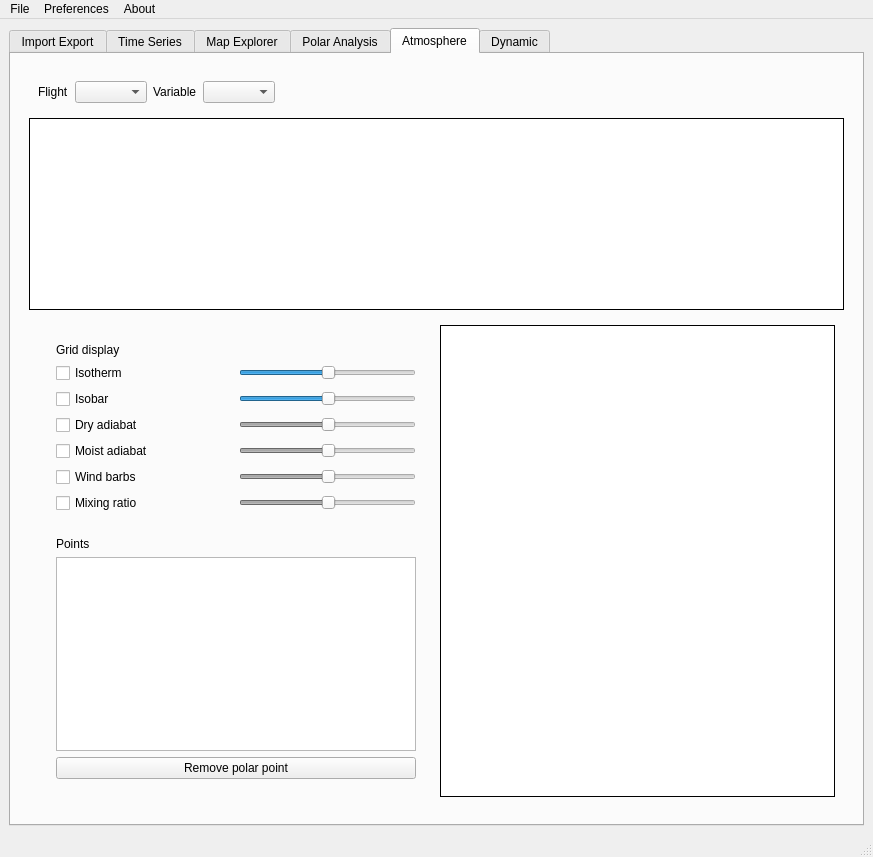
Old version of the form src/gui/mainwindow.ui in the repository TheGoodWeather/Vector-Vario-Analyzer.
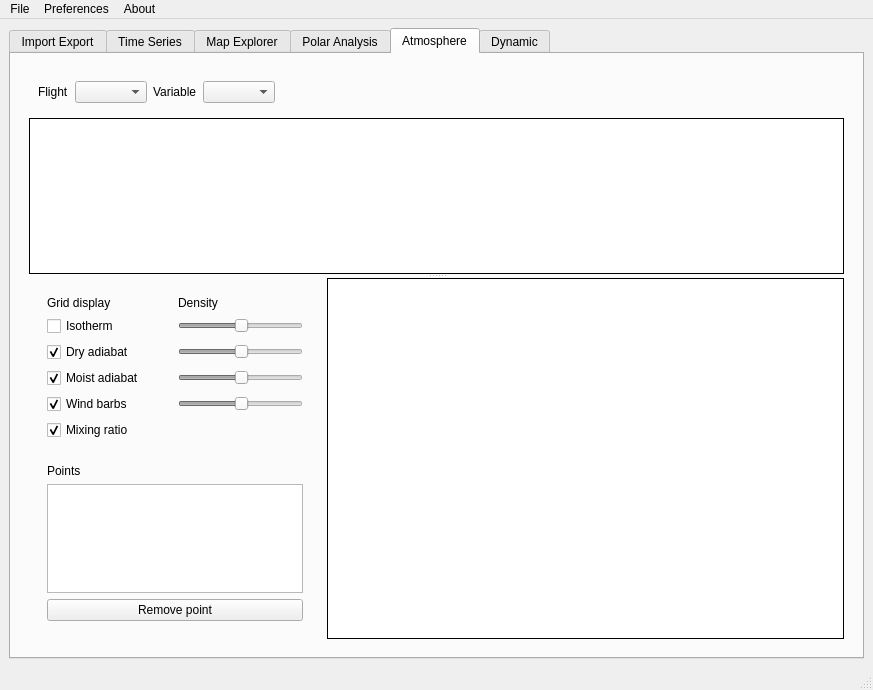
New version of the form. The open tabs and pages were chosen to show the change. Custom widgets are drawn as their Qt base class.

```diff
--- a/src/gui/mainwindow.ui
+++ b/src/gui/mainwindow.ui
@@ -7,7 +7,7 @@
     <x>0</x>
     <y>0</y>
     <width>873</width>
-    <height>857</height>
+    <height>690</height>
    </rect>
   </property>
   <property name="windowTitle">
@@ -21,7 +21,7 @@
     <item>
      <widget class="QTabWidget" name="tabWidget">
       <property name="currentIndex">
-       <number>4</number>
+       <number>0</number>
       </property>
       <widget class="QWidget" name="inexport_tab">
        <attribute name="title">
@@ -31,7 +31,7 @@
         <item>
          <widget class="QWidget" name="drag_and_drop_layout" native="true">
           <property name="sizePolicy">
-           <sizepolicy hsizetype="Minimum" vsizetype="Minimum">
+           <sizepolicy hsizetype="Minimum" vsizetype="Preferred">
             <horstretch>0</horstretch>
             <verstretch>0</verstretch>
            </sizepolicy>
@@ -262,7 +262,7 @@
             <item>
              <widget class="QWidget" name="widget_3" native="true">
               <property name="sizePolicy">
-               <sizepolicy hsizetype="Preferred" vsizetype="MinimumExpanding">
+               <sizepolicy hsizetype="Preferred" vsizetype="Fixed">
                 <horstretch>0</horstretch>
                 <verstretch>0</verstretch>
                </sizepolicy>
@@ -271,7 +271,7 @@
                <item>
                 <widget class="QLabel" name="label_4">
                  <property name="sizePolicy">
-                  <sizepolicy hsizetype="MinimumExpanding" vsizetype="MinimumExpanding">
+                  <sizepolicy hsizetype="MinimumExpanding" vsizetype="Fixed">
                    <horstretch>0</horstretch>
                    <verstretch>0</verstretch>
                   </sizepolicy>
@@ -306,7 +306,7 @@
                <item>
                 <widget class="QLabel" name="label_5">
                  <property name="sizePolicy">
-                  <sizepolicy hsizetype="MinimumExpanding" vsizetype="MinimumExpanding">
+                  <sizepolicy hsizetype="MinimumExpanding" vsizetype="Preferred">
                    <horstretch>0</horstretch>
                    <verstretch>0</verstretch>
                   </sizepolicy>
@@ -337,11 +337,17 @@
             </item>
             <item>
              <widget class="QWidget" name="widget_6" native="true">
+              <property name="sizePolicy">
+               <sizepolicy hsizetype="Preferred" vsizetype="Fixed">
+                <horstretch>0</horstretch>
+                <verstretch>0</verstretch>
+               </sizepolicy>
+              </property>
               <layout class="QHBoxLayout" name="horizontalLayout_8">
                <item>
                 <widget class="QLabel" name="label_7">
                  <property name="sizePolicy">
-                  <sizepolicy hsizetype="Minimum" vsizetype="MinimumExpanding">
+                  <sizepolicy hsizetype="Minimum" vsizetype="Preferred">
                    <horstretch>0</horstretch>
                    <verstretch>0</verstretch>
                   </sizepolicy>
@@ -386,7 +392,7 @@
                <item>
                 <widget class="QLabel" name="label_6">
                  <property name="sizePolicy">
-                  <sizepolicy hsizetype="MinimumExpanding" vsizetype="MinimumExpanding">
+                  <sizepolicy hsizetype="MinimumExpanding" vsizetype="Preferred">
                    <horstretch>0</horstretch>
                    <verstretch>0</verstretch>
                   </sizepolicy>
@@ -459,7 +465,7 @@
           </widget>
           <widget class="QWidget" name="widget_9" native="true">
            <property name="sizePolicy">
-            <sizepolicy hsizetype="Minimum" vsizetype="Minimum">
+            <sizepolicy hsizetype="Minimum" vsizetype="Preferred">
              <horstretch>0</horstretch>
              <verstretch>0</verstretch>
             </sizepolicy>
@@ -468,7 +474,7 @@
             <item>
              <widget class="QWidget" name="widget_table" native="true">
               <property name="sizePolicy">
-               <sizepolicy hsizetype="Minimum" vsizetype="Minimum">
+               <sizepolicy hsizetype="Minimum" vsizetype="Preferred">
                 <horstretch>0</horstretch>
                 <verstretch>0</verstretch>
                </sizepolicy>
@@ -477,7 +483,7 @@
                <item>
                 <widget class="QLabel" name="label_8">
                  <property name="sizePolicy">
-                  <sizepolicy hsizetype="Minimum" vsizetype="Minimum">
+                  <sizepolicy hsizetype="Minimum" vsizetype="Preferred">
                    <horstretch>0</horstretch>
                    <verstretch>0</verstretch>
                   </sizepolicy>
@@ -490,7 +496,7 @@
                <item>
                 <widget class="QTableWidget" name="tableWidget_flights_plot2D">
                  <property name="sizePolicy">
-                  <sizepolicy hsizetype="Minimum" vsizetype="Minimum">
+                  <sizepolicy hsizetype="Minimum" vsizetype="Preferred">
                    <horstretch>0</horstretch>
                    <verstretch>0</verstretch>
                   </sizepolicy>
@@ -503,7 +509,7 @@
             <item>
              <widget class="QWidget" name="widget_10" native="true">
               <property name="sizePolicy">
-               <sizepolicy hsizetype="Minimum" vsizetype="Minimum">
+               <sizepolicy hsizetype="Minimum" vsizetype="Preferred">
                 <horstretch>0</horstretch>
                 <verstretch>0</verstretch>
                </sizepolicy>
@@ -519,7 +525,7 @@
                <item>
                 <widget class="QTableWidget" name="tableWidget_data_point_tab2D">
                  <property name="sizePolicy">
-                  <sizepolicy hsizetype="Minimum" vsizetype="Minimum">
+                  <sizepolicy hsizetype="Minimum" vsizetype="Preferred">
                    <horstretch>0</horstretch>
                    <verstretch>0</verstretch>
                   </sizepolicy>
@@ -532,7 +538,7 @@
             <item>
              <widget class="QWidget" name="widget_21" native="true">
               <property name="sizePolicy">
-               <sizepolicy hsizetype="Minimum" vsizetype="Minimum">
+               <sizepolicy hsizetype="Minimum" vsizetype="Preferred">
                 <horstretch>0</horstretch>
                 <verstretch>0</verstretch>
                </sizepolicy>
@@ -551,7 +557,7 @@
                   <bool>false</bool>
                  </property>
                  <property name="sizePolicy">
-                  <sizepolicy hsizetype="Minimum" vsizetype="Minimum">
+                  <sizepolicy hsizetype="Minimum" vsizetype="Preferred">
                    <horstretch>0</horstretch>
                    <verstretch>0</verstretch>
                   </sizepolicy>
@@ -606,7 +612,7 @@
             <item>
              <widget class="QWidget" name="widget_23" native="true">
               <property name="sizePolicy">
-               <sizepolicy hsizetype="Minimum" vsizetype="Minimum">
+               <sizepolicy hsizetype="Minimum" vsizetype="Preferred">
                 <horstretch>0</horstretch>
                 <verstretch>0</verstretch>
                </sizepolicy>
@@ -687,7 +693,7 @@
             <item>
              <widget class="QWidget" name="widget_11" native="true">
               <property name="sizePolicy">
-               <sizepolicy hsizetype="Minimum" vsizetype="Minimum">
+               <sizepolicy hsizetype="Minimum" vsizetype="Preferred">
                 <horstretch>0</horstretch>
                 <verstretch>0</verstretch>
                </sizepolicy>
@@ -703,7 +709,7 @@
                <item>
                 <widget class="QComboBox" name="comboBox_flight_select_polartab">
                  <property name="sizePolicy">
-                  <sizepolicy hsizetype="Minimum" vsizetype="Minimum">
+                  <sizepolicy hsizetype="Minimum" vsizetype="Preferred">
                    <horstretch>0</horstretch>
                    <verstretch>0</verstretch>
                   </sizepolicy>
@@ -720,7 +726,7 @@
                <item>
                 <widget class="QComboBox" name="comboBox_variable_select_polartab">
                  <property name="sizePolicy">
-                  <sizepolicy hsizetype="Minimum" vsizetype="Minimum">
+                  <sizepolicy hsizetype="Minimum" vsizetype="Preferred">
                    <horstretch>0</horstretch>
                    <verstretch>0</verstretch>
                   </sizepolicy>
@@ -784,7 +790,7 @@
             <item>
              <widget class="QWidget" name="widget_14" native="true">
               <property name="sizePolicy">
-               <sizepolicy hsizetype="Minimum" vsizetype="Minimum">
+               <sizepolicy hsizetype="Minimum" vsizetype="Preferred">
                 <horstretch>0</horstretch>
                 <verstretch>0</verstretch>
                </sizepolicy>
@@ -793,7 +799,7 @@
                <item>
                 <widget class="QTableWidget" name="tableView_polar_points">
                  <property name="sizePolicy">
-                  <sizepolicy hsizetype="Minimum" vsizetype="Minimum">
+                  <sizepolicy hsizetype="Minimum" vsizetype="Preferred">
                    <horstretch>0</horstretch>
                    <verstretch>0</verstretch>
                   </sizepolicy>
@@ -815,7 +821,7 @@
                <item>
                 <widget class="QWidget" name="widget_15" native="true">
                  <property name="sizePolicy">
-                  <sizepolicy hsizetype="Minimum" vsizetype="Fixed">
+                  <sizepolicy hsizetype="Minimum" vsizetype="Preferred">
                    <horstretch>0</horstretch>
                    <verstretch>0</verstretch>
                   </sizepolicy>
@@ -869,7 +875,7 @@
             <item>
              <widget class="QWidget" name="widget_17" native="true">
               <property name="sizePolicy">
-               <sizepolicy hsizetype="Minimum" vsizetype="Minimum">
+               <sizepolicy hsizetype="Minimum" vsizetype="Preferred">
                 <horstretch>0</horstretch>
                 <verstretch>0</verstretch>
                </sizepolicy>
@@ -897,7 +903,7 @@
                      <bool>false</bool>
                     </property>
                     <property name="sizePolicy">
-                     <sizepolicy hsizetype="Minimum" vsizetype="Preferred">
+                     <sizepolicy hsizetype="Minimum" vsizetype="Fixed">
                       <horstretch>0</horstretch>
                       <verstretch>0</verstretch>
                      </sizepolicy>
@@ -919,7 +925,7 @@
                      <item>
                       <widget class="QSlider" name="horizontalSlider_ias_comp">
                        <property name="sizePolicy">
-                        <sizepolicy hsizetype="Minimum" vsizetype="Fixed">
+                        <sizepolicy hsizetype="Minimum" vsizetype="Preferred">
                          <horstretch>0</horstretch>
                          <verstretch>0</verstretch>
                         </sizepolicy>
@@ -951,7 +957,7 @@
                   <bool>false</bool>
                  </property>
                  <property name="sizePolicy">
-                  <sizepolicy hsizetype="Minimum" vsizetype="Minimum">
+                  <sizepolicy hsizetype="Minimum" vsizetype="Preferred">
                    <horstretch>0</horstretch>
                    <verstretch>0</verstretch>
                   </sizepolicy>
@@ -1035,7 +1041,7 @@
                   <bool>false</bool>
                  </property>
                  <property name="sizePolicy">
-                  <sizepolicy hsizetype="Minimum" vsizetype="Minimum">
+                  <sizepolicy hsizetype="Minimum" vsizetype="Preferred">
                    <horstretch>0</horstretch>
                    <verstretch>0</verstretch>
                   </sizepolicy>
@@ -1087,7 +1093,7 @@
             <item>
              <widget class="PlotWidget" name="graph_tabpolar_vxvz">
               <property name="sizePolicy">
-               <sizepolicy hsizetype="Expanding" vsizetype="MinimumExpanding">
+               <sizepolicy hsizetype="Expanding" vsizetype="Preferred">
                 <horstretch>0</horstretch>
                 <verstretch>0</verstretch>
                </sizepolicy>
@@ -1128,11 +1134,11 @@
        <layout class="QVBoxLayout" name="verticalLayout_3">
         <item>
          <widget class="QWidget" name="widget_16" native="true">
-          <layout class="QVBoxLayout" name="verticalLayout_17">
+          <layout class="QVBoxLayout" name="verticalLayout">
            <item>
             <widget class="QWidget" name="widget_18" native="true">
              <property name="sizePolicy">
-              <sizepolicy hsizetype="Minimum" vsizetype="Fixed">
+              <sizepolicy hsizetype="Minimum" vsizetype="Preferred">
                <horstretch>0</horstretch>
                <verstretch>0</verstretch>
               </sizepolicy>
@@ -1141,7 +1147,7 @@
               <item>
                <widget class="QLabel" name="label_16">
                 <property name="sizePolicy">
-                 <sizepolicy hsizetype="Minimum" vsizetype="Fixed">
+                 <sizepolicy hsizetype="Minimum" vsizetype="Preferred">
                   <horstretch>0</horstretch>
                   <verstretch>0</verstretch>
                  </sizepolicy>
@@ -1154,7 +1160,7 @@
               <item>
                <widget class="QComboBox" name="comboBox_flight_select_atmtab">
                 <property name="sizePolicy">
-                 <sizepolicy hsizetype="Minimum" vsizetype="Fixed">
+                 <sizepolicy hsizetype="Minimum" vsizetype="Preferred">
                   <horstretch>0</horstretch>
                   <verstretch>0</verstretch>
                  </sizepolicy>
@@ -1164,7 +1170,7 @@
               <item>
                <widget class="QLabel" name="label_17">
                 <property name="sizePolicy">
-                 <sizepolicy hsizetype="Minimum" vsizetype="Fixed">
+                 <sizepolicy hsizetype="Minimum" vsizetype="Preferred">
                   <horstretch>0</horstretch>
                   <verstretch>0</verstretch>
                  </sizepolicy>
@@ -1177,7 +1183,7 @@
               <item>
                <widget class="QComboBox" name="comboBox_variable_select_atmtab">
                 <property name="sizePolicy">
-                 <sizepolicy hsizetype="Minimum" vsizetype="Fixed">
+                 <sizepolicy hsizetype="Minimum" vsizetype="Preferred">
                   <horstretch>0</horstretch>
                   <verstretch>0</verstretch>
                  </sizepolicy>
@@ -1201,9 +1207,13 @@
             </widget>
            </item>
            <item>
+            <widget class="QSplitter" name="splitter_4">
+             <property name="orientation">
+              <enum>Qt::Vertical</enum>
+             </property>
             <widget class="PlotWidget" name="graph_atmtab_timeserie">
              <property name="sizePolicy">
-              <sizepolicy hsizetype="Minimum" vsizetype="Minimum">
+               <sizepolicy hsizetype="Expanding" vsizetype="Expanding">
                <horstretch>0</horstretch>
                <verstretch>0</verstretch>
               </sizepolicy>
@@ -1230,8 +1240,6 @@
               <bool>true</bool>
              </property>
             </widget>
-           </item>
-           <item>
             <widget class="QWidget" name="widget_13" native="true">
              <layout class="QHBoxLayout" name="horizontalLayout_9">
               <item>
@@ -1246,14 +1254,14 @@
                  <item>
                   <widget class="QWidget" name="widget" native="true">
                    <property name="sizePolicy">
-                    <sizepolicy hsizetype="Minimum" vsizetype="Minimum">
+                     <sizepolicy hsizetype="Minimum" vsizetype="Preferred">
                      <horstretch>0</horstretch>
                      <verstretch>0</verstretch>
                     </sizepolicy>
                    </property>
                    <layout class="QGridLayout" name="gridLayout">
-                    <item row="0" column="0">
-                     <widget class="QLabel" name="label">
+                     <item row="5" column="0">
+                      <widget class="QCheckBox" name="checkBox_windbarbs_atm">
                       <property name="sizePolicy">
                        <sizepolicy hsizetype="Minimum" vsizetype="Preferred">
                         <horstretch>0</horstretch>
@@ -1261,87 +1269,74 @@
                        </sizepolicy>
                       </property>
                       <property name="text">
-                       <string>Grid display</string>
+                        <string>Wind barbs</string>
+                       </property>
+                       <property name="checked">
+                        <bool>true</bool>
                       </property>
                      </widget>
                     </item>
-                    <item row="3" column="0">
-                     <widget class="QCheckBox" name="checkBox_dryadia">
+                     <item row="2" column="0">
+                      <widget class="QCheckBox" name="checkBox_isotherm">
+                       <property name="sizePolicy">
+                        <sizepolicy hsizetype="Minimum" vsizetype="Preferred">
+                         <horstretch>0</horstretch>
+                         <verstretch>0</verstretch>
+                        </sizepolicy>
+                       </property>
                       <property name="text">
-                       <string>Dry adiabat</string>
+                        <string>Isotherm</string>
+                       </property>
+                       <property name="checked">
+                        <bool>false</bool>
                       </property>
                      </widget>
                     </item>
                     <item row="4" column="0">
                      <widget class="QCheckBox" name="checkBox_moist_adia">
+                       <property name="sizePolicy">
+                        <sizepolicy hsizetype="Minimum" vsizetype="Preferred">
+                         <horstretch>0</horstretch>
+                         <verstretch>0</verstretch>
+                        </sizepolicy>
+                       </property>
                       <property name="text">
                        <string>Moist adiabat</string>
                       </property>
+                       <property name="checked">
+                        <bool>true</bool>
+                       </property>
                      </widget>
                     </item>
                     <item row="6" column="0">
                      <widget class="QCheckBox" name="checkBox_mixing_ratio">
+                       <property name="sizePolicy">
+                        <sizepolicy hsizetype="Minimum" vsizetype="Preferred">
+                         <horstretch>0</horstretch>
+                         <verstretch>0</verstretch>
+                        </sizepolicy>
+                       </property>
                       <property name="text">
                        <string>Mixing ratio</string>
                       </property>
-                     </widget>
-                    </item>
-                    <item row="5" column="0">
-                     <widget class="QCheckBox" name="checkBox_windbarbs_atm">
-                      <property name="text">
-                       <string>Wind barbs</string>
-                      </property>
-                     </widget>
-                    </item>
-                    <item row="1" column="0">
-                     <widget class="QCheckBox" name="checkBox_isotherm">
-                      <property name="text">
-                       <string>Isotherm</string>
-                      </property>
                       <property name="checked">
-                       <bool>false</bool>
+                        <bool>true</bool>
                       </property>
                      </widget>
                     </item>
-                    <item row="2" column="0">
-                     <widget class="QCheckBox" name="checkBox_isobar">
-                      <property name="text">
-                       <string>Isobar</string>
-                      </property>
-                      <property name="checked">
-                       <bool>false</bool>
-                      </property>
-                     </widget>
-                    </item>
-                    <item row="1" column="1">
-                     <widget class="QSlider" name="horizontalSlider_isotherm">
+                     <item row="3" column="0">
+                      <widget class="QCheckBox" name="checkBox_dryadia">
                       <property name="sizePolicy">
-                       <sizepolicy hsizetype="Minimum" vsizetype="Fixed">
+                        <sizepolicy hsizetype="Minimum" vsizetype="Preferred">
                         <horstretch>0</horstretch>
                         <verstretch>0</verstretch>
                        </sizepolicy>
                       </property>
-                      <property name="value">
-                       <number>50</number>
-                      </property>
-                      <property name="orientation">
-                       <enum>Qt::Horizontal</enum>
-                      </property>
-                     </widget>
-                    </item>
-                    <item row="2" column="1">
-                     <widget class="QSlider" name="horizontalSlider_isobar">
-                      <property name="sizePolicy">
-                       <sizepolicy hsizetype="Minimum" vsizetype="Fixed">
-                        <horstretch>0</horstretch>
-                        <verstretch>0</verstretch>
-                       </sizepolicy>
-                      </property>
-                      <property name="value">
-                       <number>50</number>
-                      </property>
-                      <property name="orientation">
-                       <enum>Qt::Horizontal</enum>
+                       <property name="text">
+                        <string>Dry adiabat</string>
+                       </property>
+                       <property name="checked">
+                        <bool>true</bool>
                       </property>
                      </widget>
                     </item>
@@ -1351,7 +1346,7 @@
                        <bool>false</bool>
                       </property>
                       <property name="sizePolicy">
-                       <sizepolicy hsizetype="Minimum" vsizetype="Fixed">
+                        <sizepolicy hsizetype="Minimum" vsizetype="Preferred">
                         <horstretch>0</horstretch>
                         <verstretch>0</verstretch>
                        </sizepolicy>
@@ -1370,7 +1365,7 @@
                        <bool>false</bool>
                       </property>
                       <property name="sizePolicy">
-                       <sizepolicy hsizetype="Minimum" vsizetype="Fixed">
+                        <sizepolicy hsizetype="Minimum" vsizetype="Preferred">
                         <horstretch>0</horstretch>
                         <verstretch>0</verstretch>
                        </sizepolicy>
@@ -1389,7 +1384,7 @@
                        <bool>false</bool>
                       </property>
                       <property name="sizePolicy">
-                       <sizepolicy hsizetype="Minimum" vsizetype="Fixed">
+                        <sizepolicy hsizetype="Minimum" vsizetype="Preferred">
                         <horstretch>0</horstretch>
                         <verstretch>0</verstretch>
                        </sizepolicy>
@@ -1402,13 +1397,13 @@
                       </property>
                      </widget>
                     </item>
-                    <item row="6" column="1">
-                     <widget class="QSlider" name="horizontalSlider_mixing">
+                     <item row="2" column="1">
+                      <widget class="QSlider" name="horizontalSlider_isotherm">
                       <property name="enabled">
                        <bool>false</bool>
                       </property>
                       <property name="sizePolicy">
-                       <sizepolicy hsizetype="Minimum" vsizetype="Fixed">
+                        <sizepolicy hsizetype="Minimum" vsizetype="Preferred">
                         <horstretch>0</horstretch>
                         <verstretch>0</verstretch>
                        </sizepolicy>
@@ -1421,13 +1416,33 @@
                       </property>
                      </widget>
                     </item>
+                     <item row="1" column="1">
+                      <widget class="QLabel" name="label_9">
+                       <property name="text">
+                        <string>Density</string>
+                       </property>
+                      </widget>
+                     </item>
+                     <item row="1" column="0">
+                      <widget class="QLabel" name="label">
+                       <property name="sizePolicy">
+                        <sizepolicy hsizetype="Minimum" vsizetype="Preferred">
+                         <horstretch>0</horstretch>
+                         <verstretch>0</verstretch>
+                        </sizepolicy>
+                       </property>
+                       <property name="text">
+                        <string>Grid display</string>
+                       </property>
+                      </widget>
+                     </item>
                    </layout>
                   </widget>
                  </item>
                  <item>
                   <widget class="QWidget" name="widget_24" native="true">
                    <property name="sizePolicy">
-                    <sizepolicy hsizetype="Minimum" vsizetype="Expanding">
+                     <sizepolicy hsizetype="Minimum" vsizetype="Preferred">
                      <horstretch>0</horstretch>
                      <verstretch>0</verstretch>
                     </sizepolicy>
@@ -1449,7 +1464,7 @@
                     <item>
                      <widget class="QTableWidget" name="tableView_atm_point">
                       <property name="sizePolicy">
-                       <sizepolicy hsizetype="Minimum" vsizetype="Expanding">
+                        <sizepolicy hsizetype="Minimum" vsizetype="Preferred">
                         <horstretch>0</horstretch>
                         <verstretch>0</verstretch>
                        </sizepolicy>
@@ -1477,7 +1492,7 @@
                        </sizepolicy>
                       </property>
                       <property name="text">
-                       <string>Remove polar point</string>
+                        <string>Remove point</string>
                       </property>
                      </widget>
                     </item>
@@ -1490,7 +1505,7 @@
               <item>
                <widget class="PlotWidget" name="graph_skewt">
                 <property name="sizePolicy">
-                 <sizepolicy hsizetype="Minimum" vsizetype="Minimum">
+                  <sizepolicy hsizetype="Expanding" vsizetype="Expanding">
                   <horstretch>0</horstretch>
                   <verstretch>0</verstretch>
                  </sizepolicy>
@@ -1519,6 +1534,7 @@
                </widget>
               </item>
              </layout>
+             </widget>
             </widget>
            </item>
           </layout>
```
Lines whose indentation alone changed are shown as unchanged.
